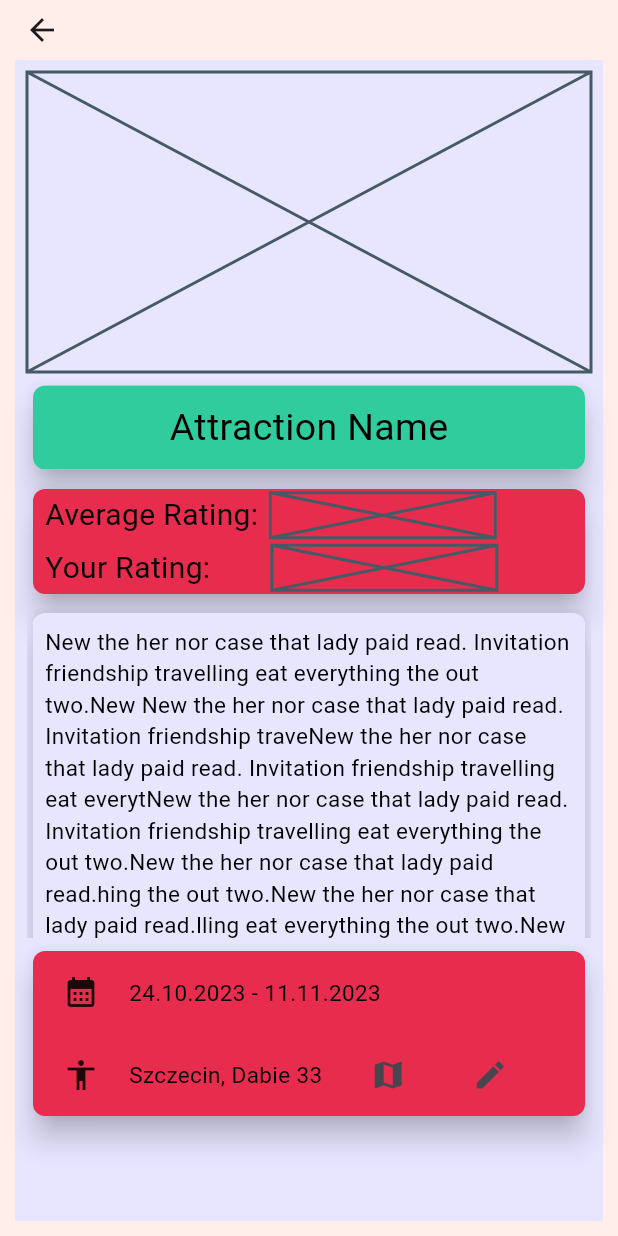
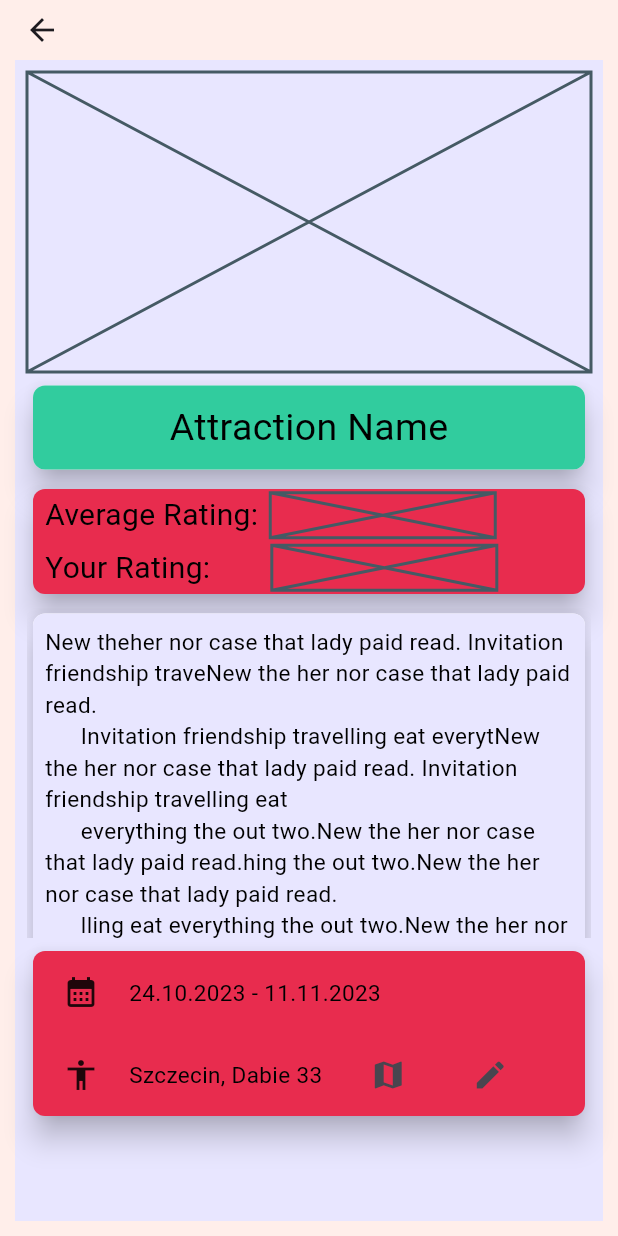
Before and after one commit to KamilTaras/tyskacz, a Flutter app: the AttractionDescriptionPage screen opened directly, on a phone screen of 412 x 824 dp. Run offline on Flutter 3.47's test engine with Material 3 defaults, Android fonts, the light colour scheme and no system bars; our stand-ins replace flutter_map, latlong2; missing offline and left inert: window_manager.

Commit message:
text, cards and bottom button

```diff
--- a/lib/Pages/atttractionDescription.dart
+++ b/lib/Pages/atttractionDescription.dart
@@ -19,7 +19,15 @@
   final double topBarHeight = 20.0;
   final double sizedBoxHeight = 5;
   final String text =
-      "New the her nor case that lady paid read. Invitation friendship travelling eat everything the out two.New New the her nor case that lady paid read. Invitation friendship traveNew the her nor case that lady paid read. Invitation friendship travelling eat everytNew the her nor case that lady paid read. Invitation friendship travelling eat everything the out two.New the her nor case that lady paid read.hing the out two.New the her nor case that lady paid read.lling eat everything the out two.New the her nor case that lady paid read.the her nor case that lady paid read. InvitaNew the her nor case that lady paid read. Invitation friendship travelling eat everything the out two. Shy you who sction friendship travelling eat everything the out two. Shy you who sc Shy you who scarcely expenses debating hastened resolved. Always polite moment on is warmth spirit it to hearts. Downs those still witty an balls so chief so. Moment an little remain no up lively no. Way brought may off our regular country towards adapted cheered.Literature admiration frequently indulgence announcing are who you her. Was least quick ";
+      """New theher nor case that lady paid read. Invitation friendship traveNew the her nor case that lady paid read.
+      Invitation friendship travelling eat everytNew the her nor case that lady paid read. Invitation friendship travelling eat
+      everything the out two.New the her nor case that lady paid read.hing the out two.New the her nor case that lady paid read.
+      lling eat everything the out two.New the her nor case that lady paid read.the her nor case that lady paid read.
+      InvitaNew the her nor case that lady paid read. Invitation friendship travelling eat everything the out two.
+       Shy you who sction friendship travelling eat everything the out two. Shy you who sc Shy you who scarcely expenses debating
+       hastened resolved. Always polite moment on is warmth spirit it to hearts. Downs those still witty an balls so chief so.
+       Moment an little remain no up lively no. Way brought may off our regular country towards adapted cheered.
+       Literature admiration frequently indulgence announcing are who you her. Was least quick """;
   final String date = '24.10.2023 - 11.11.2023';
   final String localization = 'Szczecin, Dabie 33';
 
--- a/lib/Utils/Theme/themeConstant.dart
+++ b/lib/Utils/Theme/themeConstant.dart
@@ -22,7 +22,7 @@
             backgroundColor: MaterialStateProperty.all<Color>(mainGreen))),
     textTheme: TextTheme(
         displayLarge:
-        TextStyle(color: Colors.blue, fontWeight: FontWeight.bold)),
+        TextStyle(color: Colors.black, fontWeight: FontWeight.bold)),
 );
 
 ThemeData darkTheme = ThemeData(brightness: Brightness.dark);
```
Also changed, not shown: lib/Pages/attractionFinderPage.dart (+122 -0 lines).
